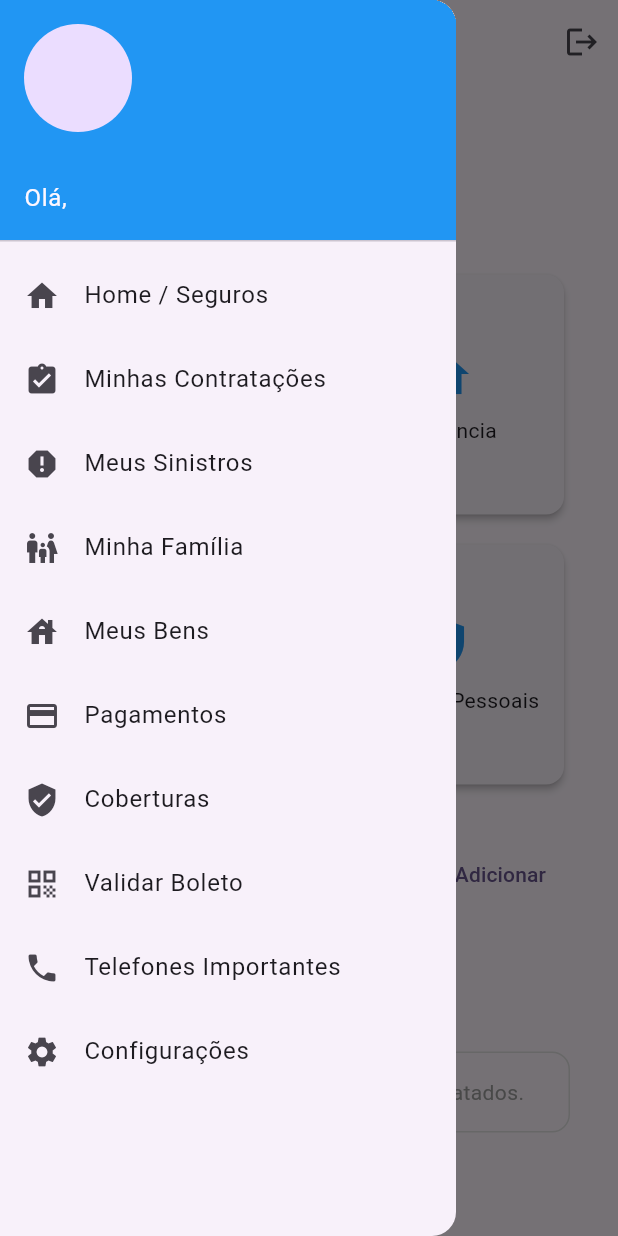
After one commit to leticiammarques/app_seguradora, a Flutter app: the HomePage screen opened by its route, with the side drawer open, on a phone screen of 412 x 824 dp. The commit adds this screen. Run offline on Flutter 3.47's test engine with Material 3 defaults, Android fonts, the phone set to English and light mode, and no system bars; our stand-ins replace firebase_auth, firebase_core, flutter_svg; accounts and stored records are empty.

Commit message:
Ajustes nas telas do projeto

```diff
--- /dev/null
+++ b/lib/core/widgets/custom_drawer.dart
@@ -0,0 +1,106 @@
+import 'package:flutter/material.dart';
+
+class CustomDrawer extends StatelessWidget {
+  final String userName;
+  final String? avatarUrl;
+
+  const CustomDrawer({super.key, required this.userName, this.avatarUrl});
+
+  @override
+  Widget build(BuildContext context) {
+    return Drawer(
+      child: Column(
+        children: [
+          UserAccountsDrawerHeader(
+            accountName: Text(userName),
+            accountEmail: null,
+            currentAccountPicture: CircleAvatar(
+              backgroundImage: avatarUrl != null ? NetworkImage(avatarUrl!) : null,
+            ),
+            decoration: BoxDecoration(color: Colors.blue),
+          ),
+          Expanded(
+            child: ListView(
+              children: [
+                _DrawerItem(
+                  title: 'Home / Seguros',
+                  icon: Icons.home,
+                  actionItem: () {},
+                ),
+                _DrawerItem(
+                  title: 'Minhas Contratações',
+                  icon: Icons.assignment_turned_in,
+                  actionItem: () {},
+                ),
+                _DrawerItem(
+                  title: 'Meus Sinistros',
+                  icon: Icons.report,
+                  actionItem: () {},
+                ),
+                _DrawerItem(
+                  title: 'Minha Família',
+                  icon: Icons.family_restroom,
+                  actionItem: () {},
+                ),
+                _DrawerItem(
+                  title: 'Meus Bens',
+                  icon: Icons.house,
+                  actionItem: () {},
+                ),
+                _DrawerItem(
+                  title: 'Pagamentos',
+                  icon: Icons.payment,
+                  actionItem: () {},
+                ),
+                _DrawerItem(
+                  title: 'Coberturas',
+                  icon: Icons.verified_user,
+                  actionItem: () {},
+                ),
+                _DrawerItem(
+                  title: 'Validar Boleto',
+                  icon: Icons.qr_code,
+                  actionItem: () {},
+                ),
+                _DrawerItem(
+                  title: 'Telefones Importantes',
+                  icon: Icons.phone,
+                  actionItem: () {},
+                ),
+                _DrawerItem(
+                  title: 'Configurações',
+                  icon: Icons.settings,
+                  actionItem: () {},
+                ),
+              ],
+            ),
+          ),
+        ],
+      ),
+    );
+  }
+}
+
+class _DrawerItem extends StatelessWidget {
+  final String title;
+  final IconData icon;
+  final Function() actionItem;
+
+  _DrawerItem({
+    required this.title,
+    required this.icon,
+    required this.actionItem,
+  });
+
+  @override
+  Widget build(BuildContext context) {
+    return ListTile(
+      leading: Icon(icon),
+      title: Text(title),
+      onTap: () {
+        actionItem();
+        Navigator.pop(context);
+      },
+    );
+  }
+}
--- /dev/null
+++ b/lib/core/widgets/quote_card.dart
@@ -0,0 +1,36 @@
+import 'package:flutter/material.dart';
+
+class QuoteCard extends StatelessWidget {
+  final String title;
+  final IconData icon;
+  final VoidCallback onTap;
+
+  const QuoteCard({
+    super.key,
+    required this.title,
+    required this.icon,
+    required this.onTap,
+  });
+
+  @override
+  Widget build(BuildContext context) {
+    return GestureDetector(
+      onTap: onTap,
+      child: Card(
+        elevation: 2,
+        shape: RoundedRectangleBorder(borderRadius: BorderRadius.circular(12)),
+        child: Padding(
+          padding: const EdgeInsets.all(12),
+          child: Column(
+            mainAxisAlignment: MainAxisAlignment.center,
+            children: [
+              Icon(icon, size: 40, color: Colors.blue),
+              const SizedBox(height: 8),
+              Text(title, style: const TextStyle(fontSize: 14)),
+            ],
+          ),
+        ),
+      ),
+    );
+  }
+}
--- a/lib/presenter/pages/home/home_page.dart
+++ b/lib/presenter/pages/home/home_page.dart
@@ -1,4 +1,6 @@
 import 'package:insurance_seguradora/core/services/auth_service.dart';
+import 'package:insurance_seguradora/core/widgets/custom_drawer.dart';
+import 'package:insurance_seguradora/core/widgets/quote_card.dart';
 import 'package:insurance_seguradora/domain/viewmodels/session_viewmodel.dart';
 import 'package:insurance_seguradora/presenter/pages/home/home_viewmodel.dart';
 import 'package:flutter/material.dart';
@@ -22,7 +24,6 @@ class HomePage extends StatelessWidget {
           return Scaffold(
             appBar: AppBar(
               title: const Text('Home'),
-              automaticallyImplyLeading: false,
               actions: [
                 IconButton(
                   onPressed: () {
@@ -32,23 +33,117 @@ class HomePage extends StatelessWidget {
                 ),
               ],
             ),
+            drawer: CustomDrawer(
+              userName: user != null ? 'Olá, ${user.name}' : "Olá, ",
+            ),
             body: Padding(
               padding: const EdgeInsets.all(16.0),
-              child:
-                  user == null
-                      ? const Center(child: CircularProgressIndicator())
-                      : Column(
-                        crossAxisAlignment: CrossAxisAlignment.start,
-                        children: [
-                          Text(
-                            'Olá, ${user.name}',
-                            style: const TextStyle(fontSize: 22),
+              child: SingleChildScrollView(
+                padding: const EdgeInsets.all(16),
+                child: Column(
+                  crossAxisAlignment: CrossAxisAlignment.start,
+                  children: [
+                    Text(
+                      'Olá, ${user!.name}!',
+                      style: const TextStyle(
+                        fontSize: 20,
+                        fontWeight: FontWeight.bold,
+                      ),
+                    ),
+                    const SizedBox(height: 24),
+
+                    // Cotar e contratar
+                    const Text(
+                      'Cotar e Contratar',
+                      style: TextStyle(
+                        fontSize: 18,
+                        fontWeight: FontWeight.w600,
+                      ),
+                    ),
+                    const SizedBox(height: 12),
+                    GridView.count(
+                      crossAxisCount: 2,
+                      shrinkWrap: true,
+                      physics: const NeverScrollableScrollPhysics(),
+                      mainAxisSpacing: 12,
+                      crossAxisSpacing: 12,
+                      childAspectRatio: 1,
+                      children: [
+                        QuoteCard(
+                          title: 'Automóvel',
+                          icon: Icons.directions_car,
+                          onTap: () {},
+                        ),
+                        QuoteCard(
+                          title: 'Residência',
+                          icon: Icons.home,
+                          onTap: () {},
+                        ),
+                        QuoteCard(
+                          title: 'Vida',
+                          icon: Icons.favorite,
+                          onTap: () {},
+                        ),
+                        QuoteCard(
+                          title: 'Acidentes Pessoais',
+                          icon: Icons.health_and_safety,
+                          onTap: () {},
+                        ),
+                      ],
+                    ),
+                    const SizedBox(height: 32),
+
+                    Row(
+                      mainAxisAlignment: MainAxisAlignment.spaceBetween,
+                      children: [
+                        const Text(
+                          'Minha Família',
+                          style: TextStyle(
+                            fontSize: 18,
+                            fontWeight: FontWeight.w600,
                           ),
-                          const SizedBox(height: 10),
-                          Text('Email: ${user.email}'),
-                          Text('Telefone: ${user.phone}'),
-                        ],
+                        ),
+                        TextButton.icon(
+                          onPressed: () {
+
+                          },
+                          icon: const Icon(Icons.add),
+                          label: const Text('Adicionar'),
+                        ),
+                      ],
+                    ),
+                    const SizedBox(height: 8),
+                    const Text(
+                      'Nenhum membro adicionado.',
+                      style: TextStyle(color: Colors.grey),
+                    ),
+                    const SizedBox(height: 32),
+
+                    // Contratados
+                    const Text(
+                      'Contratados',
+                      style: TextStyle(
+                        fontSize: 18,
+                        fontWeight: FontWeight.w600,
                       ),
+                    ),
+                    const SizedBox(height: 8),
+                    Container(
+                      padding: const EdgeInsets.all(16),
+                      decoration: BoxDecoration(
+                        border: Border.all(color: Colors.grey.shade300),
+                        borderRadius: BorderRadius.circular(12),
+                      ),
+                      child: const Center(
+                        child: Text(
+                          'Você ainda não possui seguros contratados.',
+                          style: TextStyle(color: Colors.grey),
+                        ),
+                      ),
+                    ),
+                  ],
+                ),
+              ),
             ),
           );
         },
```
Also changed, not shown: lib/core/services/auth_service.dart (+11 -14 lines), lib/presenter/pages/login/login_page.dart (+23 -3 lines), lib/presenter/pages/login/login_viewmodel.dart (+4 -12 lines), lib/presenter/pages/register/register_page.dart (+31 -7 lines), lib/presenter/pages/register/register_viewmodel.dart (+3 -5 lines).
